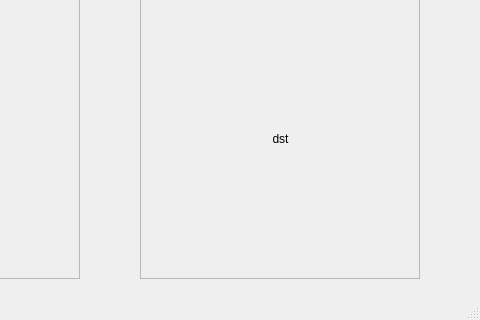
Old version of the form ESgomoku/MainScreen.ui in the repository Agenicy/Gomoku-With-Robot-Arm; both pictures show x 800 to 1280 and y 400 to 720 of the 1280 by 720 pixel window.
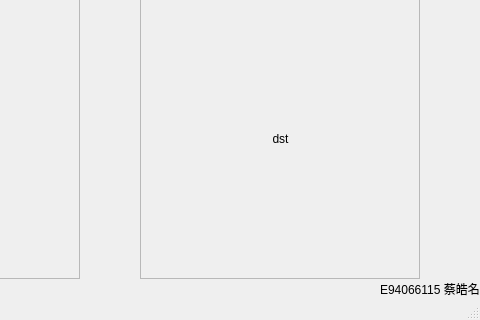
New version of the form. Icons and pictures are not drawn.

Diff of the .ui file:
```diff
--- a/ESgomoku/MainScreen.ui
+++ b/ESgomoku/MainScreen.ui
@@ -280,6 +280,19 @@
      <set>Qt::AlignCenter</set>
     </property>
    </widget>
+   <widget class="QLabel" name="credits">
+    <property name="geometry">
+     <rect>
+      <x>1180</x>
+      <y>660</y>
+      <width>101</width>
+      <height>20</height>
+     </rect>
+    </property>
+    <property name="text">
+     <string>E94066115 蔡皓名</string>
+    </property>
+   </widget>
    <zorder>label_2</zorder>
    <zorder>Frame_img</zorder>
    <zorder>Frame_dst</zorder>
```
Left out of the diff: 3 changed lines with no effect on the pictures.
